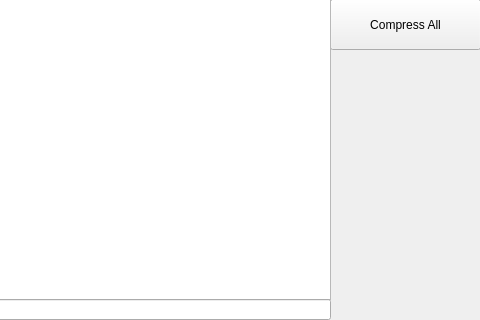
Old version of the form src/jekyll_repo.ui in the repository baealex/imagekyll; both pictures show x 340 to 820 and y 101 to 421 of the 820 by 421 pixel window.
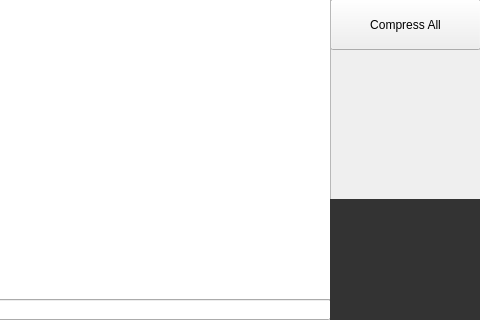
New version of the form.

Commit message: [feat] image upload

What changed in the file:
```diff
--- a/src/jekyll_repo.ui
+++ b/src/jekyll_repo.ui
@@ -92,6 +92,28 @@
      <bool>true</bool>
     </property>
    </widget>
+   <widget class="QLabel" name="imagePreview">
+    <property name="geometry">
+     <rect>
+      <x>670</x>
+      <y>300</y>
+      <width>151</width>
+      <height>121</height>
+     </rect>
+    </property>
+    <property name="styleSheet">
+     <string notr="true">background: #333;</string>
+    </property>
+    <property name="frameShape">
+     <enum>QFrame::NoFrame</enum>
+    </property>
+    <property name="text">
+     <string/>
+    </property>
+    <property name="scaledContents">
+     <bool>false</bool>
+    </property>
+   </widget>
   </widget>
  </widget>
  <resources/>
```
The commit also changes 2 other files.
